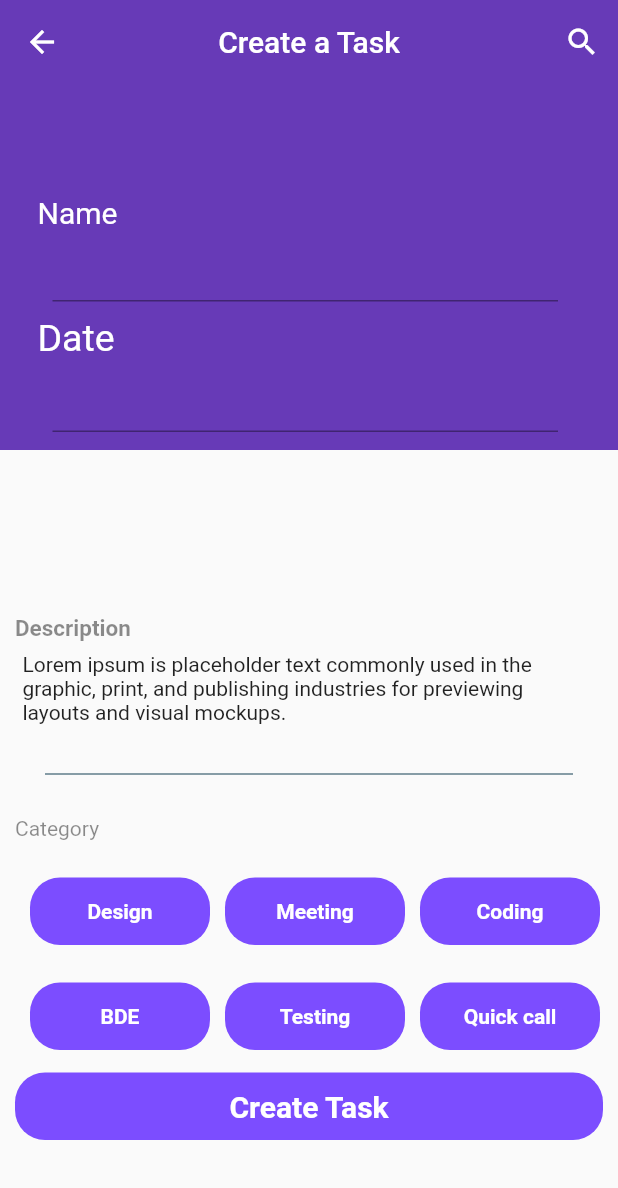
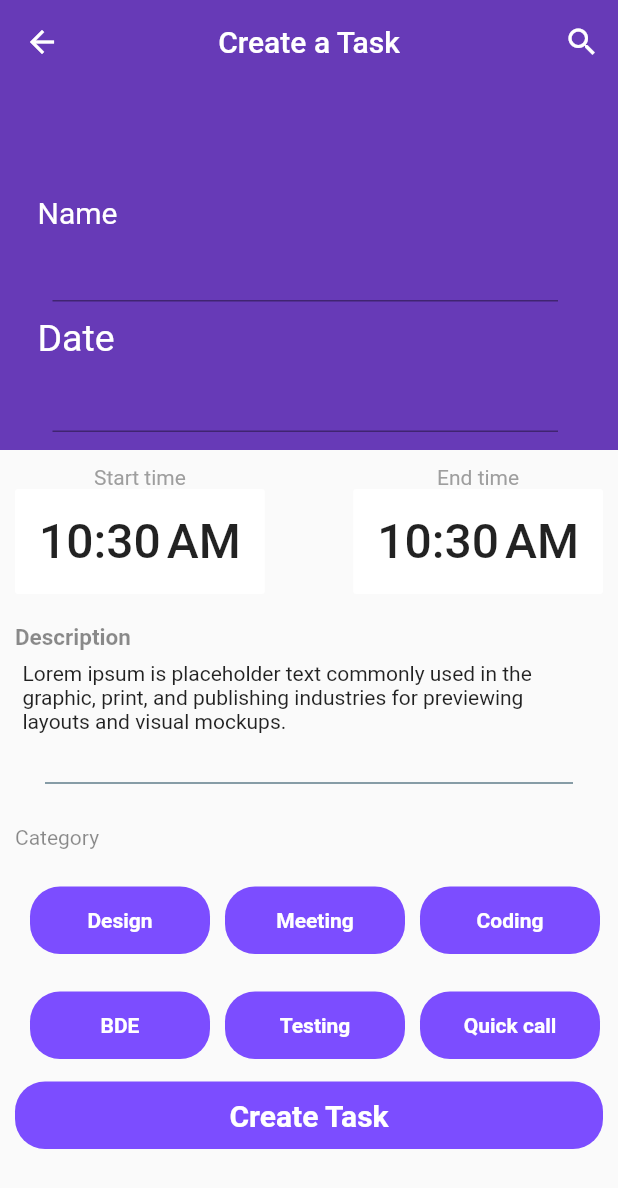
Before and after one commit to Quyoshbek/teamwork, a Flutter app: the ScreenPage screen opened directly, on a phone screen of 412 x 824 dp. Shown: the top 1188 px of the screen. Run offline on Flutter 3.47's test engine with Material 2 defaults, Android fonts, the phone set to English and light mode, and no system bars; our stand-ins replace carousel_slider, curved_navigation_bar; missing offline and left inert: flutter_calendar_week, platform_date_picker.

Commit message:
added clock

```diff
--- a/lib/ScreenPage.dart
+++ b/lib/ScreenPage.dart
@@ -1,8 +1,18 @@
 import 'package:flutter/material.dart';
 import 'package:flutter/services.dart';
+import 'package:intl/intl.dart';
+import 'package:platform_date_picker/platform_date_picker.dart';
 
-class ScreenPage extends StatelessWidget {
+class ScreenPage extends StatefulWidget {
   const ScreenPage({Key? key}) : super(key: key);
+
+  @override
+  State<ScreenPage> createState() => _ScreenPageState();
+}
+
+class _ScreenPageState extends State<ScreenPage> {
+  TimeOfDay time1 = TimeOfDay.now();
+  TimeOfDay time2 = TimeOfDay.now();
 
   @override
   Widget build(BuildContext context) {
@@ -64,8 +74,53 @@ class ScreenPage extends StatelessWidget {
         child: Column(
           crossAxisAlignment: CrossAxisAlignment.start,
           children: [
-            SizedBox(
-              height: 100,
+            Padding(
+              padding: const EdgeInsets.all(10.0),
+              child: Row (
+                mainAxisAlignment: MainAxisAlignment.spaceBetween,
+                children: [
+                  Column(
+                    crossAxisAlignment: CrossAxisAlignment.center,
+                    children: [
+                      Text("Start time", style: TextStyle(color: Colors.grey),),
+                      MaterialButton(
+                        elevation: 0,
+                        height: 70,
+                        minWidth: 100,
+                        color: Colors.white,
+                        child: Text(formatTime(time2),style: TextStyle(fontSize: 32),),
+                        onPressed: () async {
+                          TimeOfDay? temp = await showPlatformTimePicker(
+                            context: context,
+                            initialTime: time2,
+                          );
+                          if (temp != null) setState(() => time2 = temp);
+                        },
+                      ),
+                    ],
+                  ),
+                  Column(
+                    crossAxisAlignment: CrossAxisAlignment.center,
+                    children: [
+                      Text("End time", style: TextStyle(color: Colors.grey),),
+                      MaterialButton(
+                        elevation: 0,
+                        height: 70,
+                        minWidth: 100,
+                        color: Colors.white,
+                        child: Text(formatTime(time1),style: TextStyle(fontSize: 32),),
+                        onPressed: () async {
+                          TimeOfDay? temp = await showPlatformTimePicker(
+                            context: context,
+                            initialTime: time1,
+                          );
+                          if (temp != null) setState(() => time1 = temp);
+                        },
+                      ),
+                    ],
+                  ),
+                ]
+              ),
             ),
             Padding(
               padding: EdgeInsets.only(left: 10, top: 10),
@@ -274,3 +329,10 @@ class ScreenPage extends StatelessWidget {
     );
   }
 }
+String formatTime(TimeOfDay time) {
+  DateTime current = new DateTime.now();
+  current = DateTime(
+      current.year, current.month, current.day, time.hour, time.minute);
+  DateFormat format = DateFormat.jm();
+  return format.format(current);
+}
--- a/lib/main.dart
+++ b/lib/main.dart
@@ -1,6 +1,7 @@
 import 'package:curved_navigation_bar/curved_navigation_bar.dart';
 import 'package:flutter/material.dart';
 import 'package:carousel_slider/carousel_slider.dart';
+import 'package:teamwork/second_page.dart';
 
 void main() {
   runApp(const MyApp());
@@ -12,7 +13,7 @@ class MyApp extends StatelessWidget {
   @override
   Widget build(BuildContext context) {
     return MaterialApp(
-      home: MyHomePage(),
+      home: SecondPage(),
     );
   }
 }
--- a/lib/second_page.dart
+++ b/lib/second_page.dart
@@ -1,6 +1,7 @@
 import 'package:flutter/material.dart';
 import 'package:flutter_calendar_week/flutter_calendar_week.dart';
 import 'package:intl/intl.dart';
+import 'package:teamwork/ScreenPage.dart';
 
 class SecondPage extends StatefulWidget {
   const SecondPage({Key? key}) : super(key: key);
@@ -81,7 +82,11 @@ class _SecondPageState extends State<SecondPage> {
                   ),
                 ),
                 ElevatedButton(
-                  onPressed: () {},
+                  onPressed: () {
+                    Navigator.of(context).push(
+                      MaterialPageRoute(builder: (context) => ScreenPage()),
+                    );
+                  },
                   style: ElevatedButton.styleFrom(
                       padding: EdgeInsets.all(15),
                       shape: StadiumBorder(),
--- a/pubspec.yaml
+++ b/pubspec.yaml
@@ -39,6 +39,7 @@ dependencies:
   flutter_calendar_week: ^3.0.0
   carousel_slider: ^4.1.1
   curved_navigation_bar: ^1.0.3
+  platform_date_picker: ^0.2.0-nullsafety.0+1
 
 dev_dependencies:
   flutter_test:
```
Also changed, not shown: pubspec.lock.
